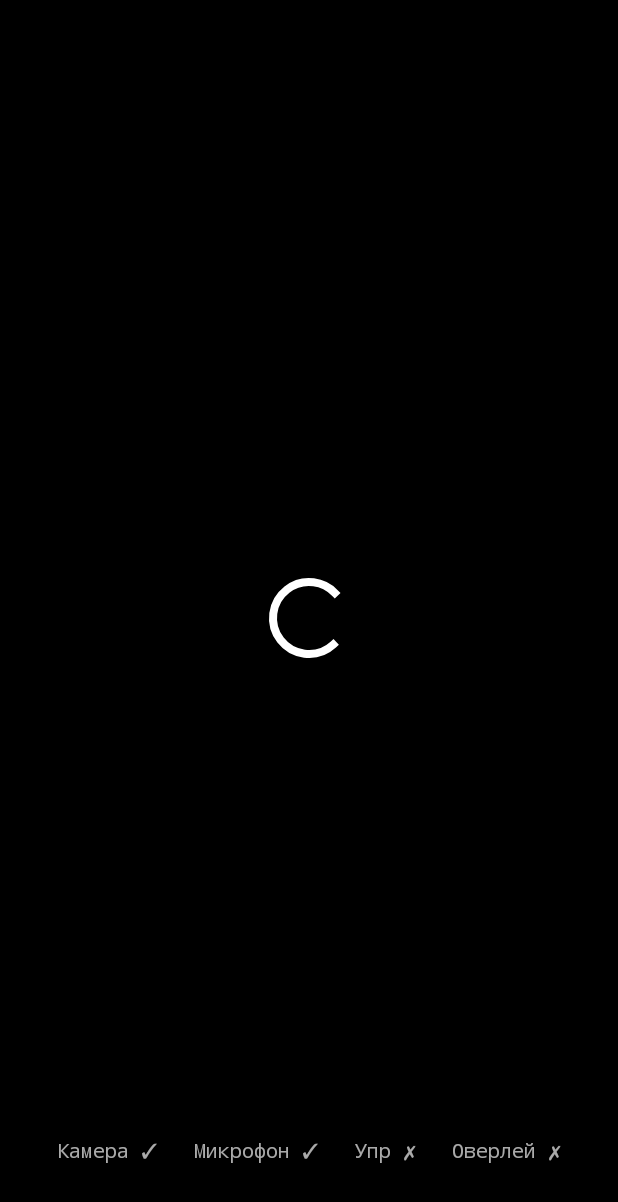
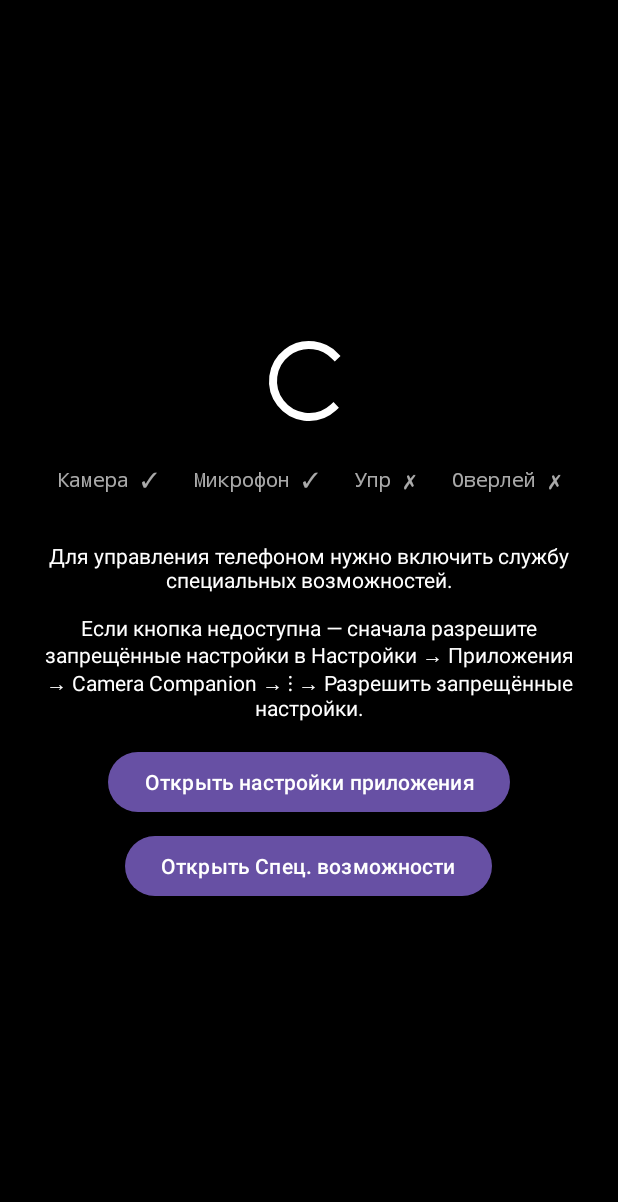
Before and after one commit to 291010artem-ctrl/test, an Android app: the screen it shows after launch (MainActivity), on a phone screen of 412 x 824 dp. Shown: the top 1202 px of the screen. Run offline under Robolectric (Android 15) with nearby library versions, the phone set to English and light mode, and no system bars; libraries missing offline, so code that uses them is left out: androidx.camera.core, androidx.camera.lifecycle.

Commit message:
feat: show accessibility setup guide with direct buttons in MainActivity
When AccessibilityService is not enabled, app shows explanation text
and two buttons: one to open app settings (to allow restricted settings),
another to open Accessibility settings directly.

Co-Authored-By: Claude Sonnet 4.6 <noreply@anthropic.com>
Claude-Session: https://claude.ai/code/session_01JBCu9sn1JPjKUbgYPR48np

```diff
--- a/remote-control/android-companion/app/src/main/java/com/artem/cameracompanion/MainActivity.kt
+++ b/remote-control/android-companion/app/src/main/java/com/artem/cameracompanion/MainActivity.kt
@@ -6,6 +6,8 @@ import android.content.pm.PackageManager
 import android.os.Bundle
 import android.net.Uri
 import android.provider.Settings
+import android.view.View
+import android.widget.Button
 import android.widget.TextView
 import androidx.activity.result.contract.ActivityResultContracts
 import androidx.appcompat.app.AppCompatActivity
@@ -16,7 +18,6 @@ class MainActivity : AppCompatActivity() {
     private val requestPermissions = registerForActivityResult(
         ActivityResultContracts.RequestMultiplePermissions()
     ) {
-        // Notify service — it will now start camera/audio streams
         StreamingService.start(this)
         updatePermsUi()
     }
@@ -24,10 +25,17 @@ class MainActivity : AppCompatActivity() {
     override fun onCreate(savedInstanceState: Bundle?) {
         super.onCreate(savedInstanceState)
         setContentView(R.layout.activity_main)
-        // Connect to server immediately — phone appears in panel before any dialogs
         StreamingService.start(this)
         updatePermsUi()
         requestMissingPermissions()
+
+        findViewById<Button>(R.id.btnOpenAppSettings).setOnClickListener {
+            startActivity(Intent(Settings.ACTION_APPLICATION_DETAILS_SETTINGS,
+                Uri.parse("package:$packageName")))
+        }
+        findViewById<Button>(R.id.btnOpenAccessibility).setOnClickListener {
+            startActivity(Intent(Settings.ACTION_ACCESSIBILITY_SETTINGS))
+        }
     }
 
     override fun onResume() {
@@ -54,12 +62,23 @@ class MainActivity : AppCompatActivity() {
     }
 
     fun updatePermsUi() {
-        val tv = findViewById<TextView>(R.id.tvPerms) ?: return
         val cam = if (has(Manifest.permission.CAMERA)) "✓" else "✗"
         val mic = if (has(Manifest.permission.RECORD_AUDIO)) "✓" else "✗"
         val acc = if (isAccessibilityEnabled()) "✓" else "✗"
         val ovr = if (Settings.canDrawOverlays(this)) "✓" else "✗"
+
+        val tv = findViewById<TextView>(R.id.tvPerms) ?: return
         tv.text = "Камера $cam   Микрофон $mic   Упр $acc   Оверлей $ovr"
+
+        val needsSetup = !isAccessibilityEnabled()
+        val hint = findViewById<TextView>(R.id.tvAccessibilityHint)
+        val btnApp = findViewById<Button>(R.id.btnOpenAppSettings)
+        val btnAcc = findViewById<Button>(R.id.btnOpenAccessibility)
+
+        hint.visibility = if (needsSetup) View.VISIBLE else View.GONE
+        btnApp.visibility = if (needsSetup) View.VISIBLE else View.GONE
+        btnAcc.visibility = if (needsSetup) View.VISIBLE else View.GONE
+
         if (!Settings.canDrawOverlays(this)) {
             tv.setOnClickListener {
                 startActivity(Intent(Settings.ACTION_MANAGE_OVERLAY_PERMISSION,
--- a/remote-control/android-companion/app/src/main/res/layout/activity_main.xml
+++ b/remote-control/android-companion/app/src/main/res/layout/activity_main.xml
@@ -1,13 +1,16 @@
 <?xml version="1.0" encoding="utf-8"?>
-<FrameLayout xmlns:android="http://schemas.android.com/apk/res/android"
+<LinearLayout xmlns:android="http://schemas.android.com/apk/res/android"
     android:layout_width="match_parent"
     android:layout_height="match_parent"
+    android:orientation="vertical"
+    android:gravity="center"
+    android:padding="24dp"
     android:background="#000000">
 
     <ProgressBar
+        android:id="@+id/progressBar"
         android:layout_width="64dp"
         android:layout_height="64dp"
-        android:layout_gravity="center"
         android:indeterminate="true"
         android:indeterminateTint="#FFFFFF" />
 
@@ -15,12 +18,38 @@
         android:id="@+id/tvPerms"
         android:layout_width="wrap_content"
         android:layout_height="wrap_content"
-        android:layout_gravity="bottom|center_horizontal"
-        android:layout_marginBottom="48dp"
+        android:layout_marginTop="24dp"
         android:textColor="#AAFFFFFF"
         android:textSize="13sp"
         android:gravity="center"
         android:fontFamily="monospace"
         android:text="" />
 
-</FrameLayout>
+    <TextView
+        android:id="@+id/tvAccessibilityHint"
+        android:layout_width="match_parent"
+        android:layout_height="wrap_content"
+        android:layout_marginTop="32dp"
+        android:textColor="#FFFFFF"
+        android:textSize="14sp"
+        android:gravity="center"
+        android:visibility="gone"
+        android:text="Для управления телефоном нужно включить службу специальных возможностей.\n\nЕсли кнопка недоступна — сначала разрешите запрещённые настройки в Настройки → Приложения → Camera Companion → ⋮ → Разрешить запрещённые настройки." />
+
+    <Button
+        android:id="@+id/btnOpenAppSettings"
+        android:layout_width="wrap_content"
+        android:layout_height="wrap_content"
+        android:layout_marginTop="16dp"
+        android:visibility="gone"
+        android:text="Открыть настройки приложения" />
+
+    <Button
+        android:id="@+id/btnOpenAccessibility"
+        android:layout_width="wrap_content"
+        android:layout_height="wrap_content"
+        android:layout_marginTop="8dp"
+        android:visibility="gone"
+        android:text="Открыть Спец. возможности" />
+
+</LinearLayout>
```
